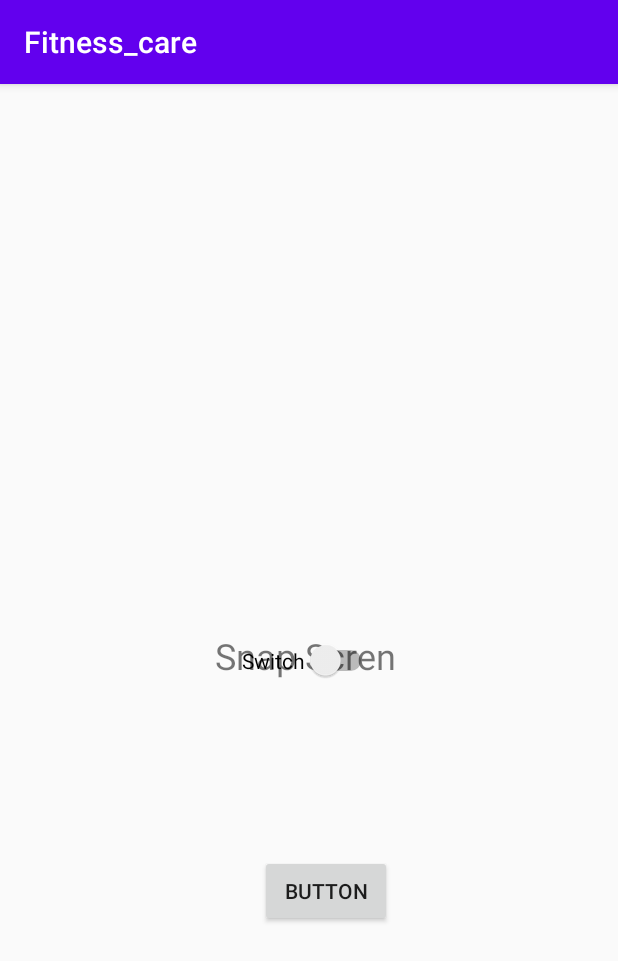
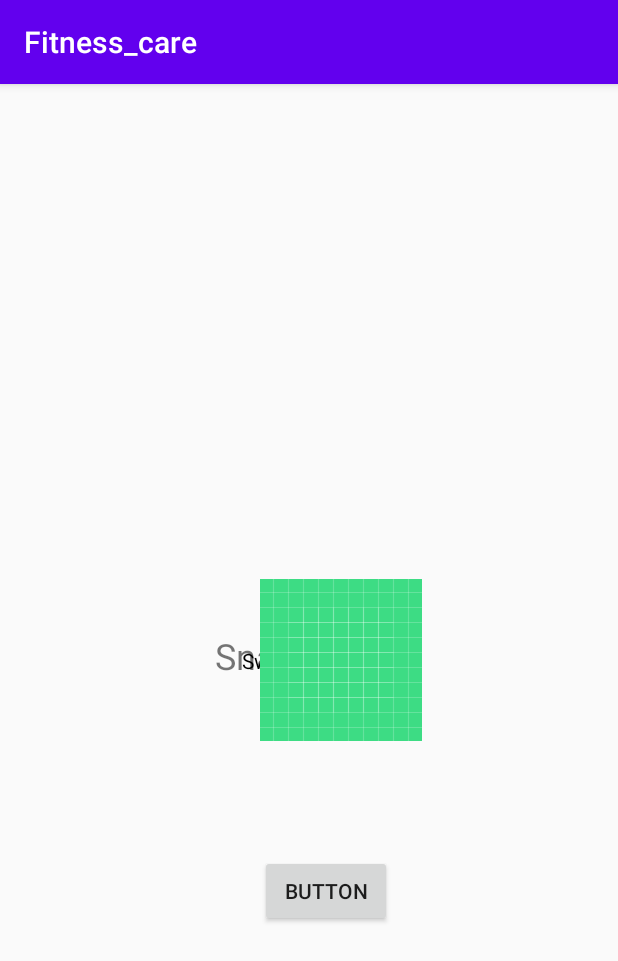
Before and after one commit to Anandhiswankar/fitness_app, an Android app: the screen it shows after launch (MainActivity), on a phone screen of 412 x 824 dp. Shown: the top 961 px of the screen. Run offline under Robolectric (Android 15) with nearby library versions, the phone set to English and light mode, and no system bars.

Commit message:
new image

```diff
--- a/app/src/main/res/layout/activity_main.xml
+++ b/app/src/main/res/layout/activity_main.xml
@@ -45,6 +45,17 @@
             app:layout_constraintTop_toTopOf="parent"
             app:layout_constraintVertical_bias="0.714" />
 
+        <ImageView
+            android:id="@+id/imageView"
+            android:layout_width="wrap_content"
+            android:layout_height="wrap_content"
+            app:layout_constraintBottom_toBottomOf="parent"
+            app:layout_constraintEnd_toEndOf="parent"
+            app:layout_constraintHorizontal_bias="0.57"
+            app:layout_constraintStart_toStartOf="parent"
+            app:layout_constraintTop_toTopOf="parent"
+            app:srcCompat="@drawable/ic_launcher_background" />
+
     </android.support.constraint.ConstraintLayout>
 
 </RelativeLayout>
```
